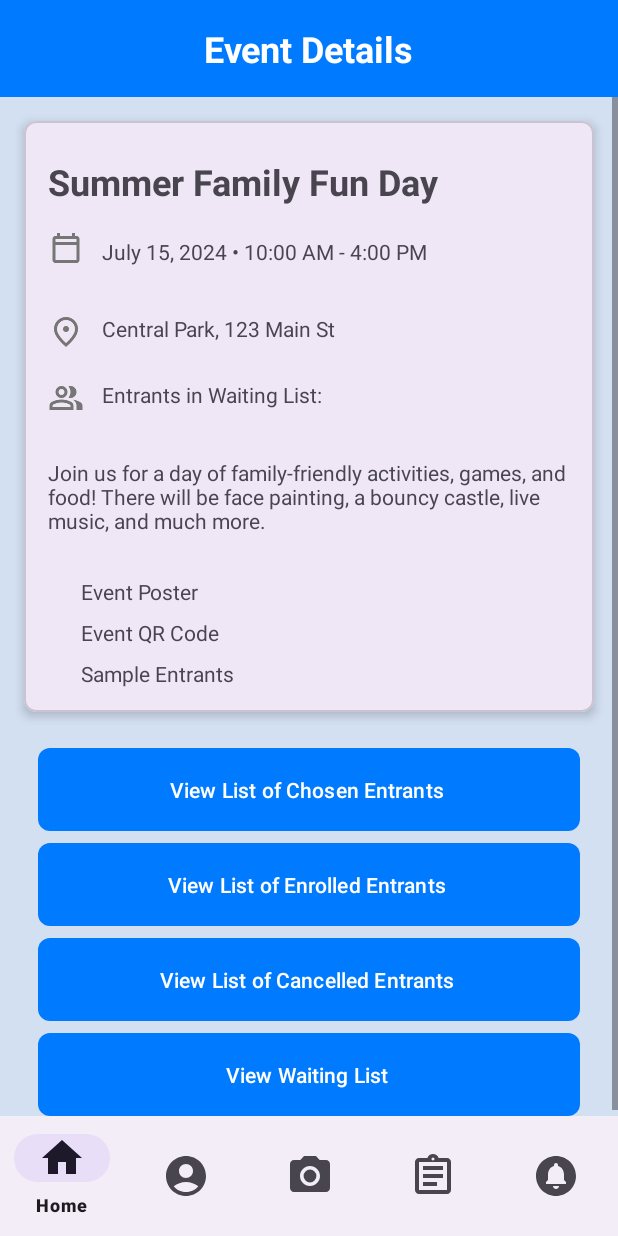
After one commit to CMPUT301F24clover/clover-events, an Android app: the layout organizer_event_details.xml on its own in the app's theme, with its tools: preview values and no code run, on a phone screen of 412 x 824 dp. The commit adds this screen. Run offline under Robolectric (Android 15) with nearby library versions, the phone set to English and light mode, and no system bars.

Commit message:
created "organizer_dashboard.xml" and "organizer_event_details.xml", renamed file to "base_templates_screen.xml" and added png files for needed icons

```diff
--- a/LuckyEvent/app/src/main/res/layout/entrant_event_screen.xml
+++ b/LuckyEvent/app/src/main/res/layout/entrant_event_screen.xml
@@ -69,7 +69,7 @@
 
             <androidx.constraintlayout.widget.ConstraintLayout
                 android:layout_width="match_parent"
-                android:layout_height="411dp"
+                android:layout_height="409dp"
                 android:padding="16dp">
 
                 <!-- Event Title -->
--- /dev/null
+++ b/LuckyEvent/app/src/main/res/layout/organizer_event_details.xml
@@ -0,0 +1,251 @@
+<?xml version="1.0" encoding="utf-8"?>
+<androidx.constraintlayout.widget.ConstraintLayout xmlns:android="http://schemas.android.com/apk/res/android"
+    xmlns:app="http://schemas.android.com/apk/res-auto"
+    xmlns:tools="http://schemas.android.com/tools"
+    android:layout_width="match_parent"
+    android:layout_height="match_parent"
+    android:fitsSystemWindows="true">
+
+    <!-- Title Bar -->
+    <androidx.constraintlayout.widget.ConstraintLayout
+        android:id="@+id/title_bar"
+        android:layout_width="match_parent"
+        android:layout_height="wrap_content"
+        android:background="@color/blue"
+        android:padding="16dp"
+        app:layout_constraintTop_toTopOf="parent">
+
+
+        <TextView
+            android:layout_width="wrap_content"
+            android:layout_height="wrap_content"
+            android:text="Event Details"
+            android:textColor="@color/white"
+            android:textSize="24sp"
+            android:textStyle="bold"
+            app:layout_constraintBottom_toBottomOf="parent"
+            app:layout_constraintEnd_toEndOf="parent"
+            app:layout_constraintStart_toStartOf="parent"
+            app:layout_constraintTop_toTopOf="parent" />
+
+    </androidx.constraintlayout.widget.ConstraintLayout>
+
+    <!-- Scrollable Content -->
+    <ScrollView
+
+        android:layout_width="match_parent"
+        android:layout_height="0dp"
+        android:fillViewport="true"
+        app:layout_constraintTop_toBottomOf="@id/title_bar"
+        app:layout_constraintBottom_toTopOf="@id/bottomNavigationViewEntrant">
+
+        <androidx.constraintlayout.widget.ConstraintLayout
+            android:layout_width="match_parent"
+            android:layout_height="wrap_content"
+            android:background="@color/background">
+
+            <com.google.android.material.card.MaterialCardView
+                android:id="@+id/materialCardView2"
+                android:layout_width="match_parent"
+                android:layout_height="wrap_content"
+                android:layout_margin="16dp"
+                app:cardCornerRadius="8dp"
+                app:cardElevation="4dp"
+                app:layout_constraintEnd_toEndOf="parent"
+                app:layout_constraintStart_toStartOf="parent"
+                app:layout_constraintTop_toTopOf="parent">
+
+                <androidx.constraintlayout.widget.ConstraintLayout
+                    android:layout_width="match_parent"
+                    android:layout_height="wrap_content"
+                    android:padding="16dp">
+
+
+                    <TextView
+                        android:id="@+id/event_qr_link"
+                        android:layout_width="wrap_content"
+                        android:layout_height="wrap_content"
+                        android:layout_marginTop="8dp"
+                        android:text="Event QR Code "
+                        app:layout_constraintEnd_toEndOf="parent"
+                        app:layout_constraintHorizontal_bias="0.087"
+                        app:layout_constraintStart_toStartOf="parent"
+                        app:layout_constraintTop_toBottomOf="@+id/event_poster_link" />
+
+                    <TextView
+                        android:id="@+id/event_poster_link"
+                        android:layout_width="wrap_content"
+                        android:layout_height="wrap_content"
+                        android:layout_marginTop="28dp"
+                        android:text="Event Poster "
+                        app:layout_constraintEnd_toEndOf="parent"
+                        app:layout_constraintHorizontal_bias="0.083"
+                        app:layout_constraintStart_toStartOf="parent"
+                        app:layout_constraintTop_toBottomOf="@+id/textView_description2" />
+
+                    <TextView
+                        android:id="@+id/sample_entrant"
+                        android:layout_width="wrap_content"
+                        android:layout_height="wrap_content"
+                        android:layout_marginTop="8dp"
+                        android:text="Sample Entrants "
+                        app:layout_constraintEnd_toEndOf="parent"
+                        app:layout_constraintHorizontal_bias="0.09"
+                        app:layout_constraintStart_toStartOf="parent"
+                        app:layout_constraintTop_toBottomOf="@+id/event_qr_link" />
+
+                    <TextView
+                        android:id="@+id/textView_description2"
+                        android:layout_width="match_parent"
+                        android:layout_height="wrap_content"
+                        android:layout_marginTop="28dp"
+                        app:layout_constraintEnd_toEndOf="parent"
+                        app:layout_constraintHorizontal_bias="0.0"
+                        app:layout_constraintStart_toStartOf="parent"
+                        app:layout_constraintTop_toBottomOf="@+id/icon_capacity"
+                        tools:text="Join us for a day of family-friendly activities, games, and food! There will be face painting, a bouncy castle, live music, and much more." />
+
+                    <ImageView
+                        android:id="@+id/icon_capacity"
+                        android:layout_width="24dp"
+                        android:layout_height="24dp"
+                        android:layout_marginTop="20dp"
+                        android:src="@drawable/group_icon"
+                        app:layout_constraintStart_toStartOf="parent"
+                        app:layout_constraintTop_toBottomOf="@+id/icon_location" />
+
+                    <TextView
+                        android:id="@+id/textView_capacity2"
+                        android:layout_width="0dp"
+                        android:layout_height="wrap_content"
+                        android:layout_marginStart="12dp"
+                        app:layout_constraintBottom_toBottomOf="@+id/icon_capacity"
+                        app:layout_constraintStart_toEndOf="@+id/icon_capacity"
+                        app:layout_constraintTop_toTopOf="@+id/icon_capacity"
+                        app:layout_constraintVertical_bias="0.0"
+                        tools:text="Entrants in Waiting List:" />
+
+                    <ImageView
+                        android:id="@+id/icon_location"
+                        android:layout_width="24dp"
+                        android:layout_height="24dp"
+                        android:layout_marginTop="32dp"
+                        android:src="@drawable/location_icon"
+                        app:layout_constraintStart_toStartOf="parent"
+                        app:layout_constraintTop_toBottomOf="@id/icon_calendar" />
+
+                    <TextView
+                        android:id="@+id/textView_location2"
+                        android:layout_width="0dp"
+                        android:layout_height="wrap_content"
+                        android:layout_marginStart="12dp"
+                        app:layout_constraintBottom_toBottomOf="@+id/icon_location"
+                        app:layout_constraintStart_toEndOf="@+id/icon_location"
+                        app:layout_constraintTop_toTopOf="@+id/icon_location"
+                        app:layout_constraintVertical_bias="0.0"
+                        tools:text="Central Park, 123 Main St" />
+
+                    <ImageView
+                        android:id="@+id/icon_calendar"
+                        android:layout_width="24dp"
+                        android:layout_height="24dp"
+                        android:layout_marginTop="16dp"
+                        android:src="@drawable/calendar_icon"
+                        app:layout_constraintStart_toStartOf="parent"
+                        app:layout_constraintTop_toBottomOf="@+id/textView_eventTitle2" />
+
+                    <TextView
+                        android:id="@+id/textView_dateTime2"
+                        android:layout_width="0dp"
+                        android:layout_height="wrap_content"
+                        android:layout_marginStart="12dp"
+                        app:layout_constraintBottom_toBottomOf="@+id/icon_calendar"
+                        app:layout_constraintStart_toEndOf="@+id/icon_calendar"
+                        app:layout_constraintTop_toTopOf="@+id/icon_calendar"
+                        app:layout_constraintVertical_bias="1.0"
+                        tools:text="July 15, 2024 • 10:00 AM - 4:00 PM" />
+
+                    <TextView
+                        android:id="@+id/textView_eventTitle2"
+                        android:layout_width="match_parent"
+                        android:layout_height="wrap_content"
+                        android:layout_marginTop="8dp"
+                        android:textSize="24sp"
+                        android:textStyle="bold"
+                        app:layout_constraintTop_toTopOf="parent"
+                        tools:layout_editor_absoluteX="16dp"
+                        tools:text="Summer Family Fun Day" />
+
+                </androidx.constraintlayout.widget.ConstraintLayout>
+
+            </com.google.android.material.card.MaterialCardView>
+            <com.google.android.material.button.MaterialButton
+                android:id="@+id/chosen_entrant_button"
+                android:layout_width="361dp"
+                android:layout_height="63dp"
+                android:layout_marginTop="20dp"
+                android:padding="12dp"
+                android:text="View List of Chosen Entrants "
+                android:textColor="@color/white"
+                app:backgroundTint="@color/blue"
+                app:cornerRadius="8dp"
+                app:layout_constraintEnd_toEndOf="parent"
+                app:layout_constraintHorizontal_bias="0.506"
+                app:layout_constraintStart_toStartOf="parent"
+                app:layout_constraintTop_toBottomOf="@+id/materialCardView2" />
+
+            <com.google.android.material.button.MaterialButton
+                android:id="@+id/enrolled_entrant_button"
+                android:layout_width="361dp"
+                android:layout_height="63dp"
+                android:padding="12dp"
+                android:text="View List of Enrolled Entrants "
+                android:textColor="@color/white"
+                app:backgroundTint="@color/blue"
+                app:cornerRadius="8dp"
+                app:layout_constraintEnd_toEndOf="parent"
+                app:layout_constraintStart_toStartOf="parent"
+                app:layout_constraintTop_toBottomOf="@+id/chosen_entrant_button" />
+
+            <com.google.android.material.button.MaterialButton
+                android:id="@+id/cancelled_entrant_button"
+                android:layout_width="361dp"
+                android:layout_height="63dp"
+                android:padding="12dp"
+                android:text="View List of Cancelled Entrants "
+                android:textColor="@color/white"
+                app:backgroundTint="@color/blue"
+                app:cornerRadius="8dp"
+                app:layout_constraintEnd_toEndOf="parent"
+                app:layout_constraintStart_toStartOf="parent"
+                app:layout_constraintTop_toBottomOf="@+id/enrolled_entrant_button" />
+
+            <com.google.android.material.button.MaterialButton
+                android:id="@+id/waiting_list_button"
+                android:layout_width="361dp"
+                android:layout_height="63dp"
+                android:padding="12dp"
+                android:text="View Waiting List "
+                android:textColor="@color/white"
+                app:backgroundTint="@color/blue"
+                app:cornerRadius="8dp"
+                app:layout_constraintEnd_toEndOf="parent"
+                app:layout_constraintHorizontal_bias="0.506"
+                app:layout_constraintStart_toStartOf="parent"
+                app:layout_constraintTop_toBottomOf="@+id/cancelled_entrant_button" />
+
+
+        </androidx.constraintlayout.widget.ConstraintLayout>
+
+
+    </ScrollView>
+
+    <!-- Bottom Navigation -->
+    <include
+        android:id="@+id/bottomNavigationViewEntrant"
+        layout="@layout/entrant_bottom_bar"
+        android:layout_width="match_parent"
+        android:layout_height="wrap_content"
+        app:layout_constraintBottom_toBottomOf="parent"/>
+
+</androidx.constraintlayout.widget.ConstraintLayout>
```
Also changed, not shown: LuckyEvent/app/src/main/res/layout/organizer_dashboard.xml (added, +226 -0 lines), LuckyEvent/app/src/main/res/drawable/eventsorg_icon.png (added), LuckyEvent/app/src/main/res/drawable/facility_icon.png (added), LuckyEvent/app/src/main/res/drawable/settings_icon.png (added), LuckyEvent/app/src/main/res/drawable/upload_icon.png (added), LuckyEvent/app/src/main/res/layout/base_template_screen.xml (renamed from LuckyEvent/app/src/main/res/layout/entrant_screen_template.xml).
